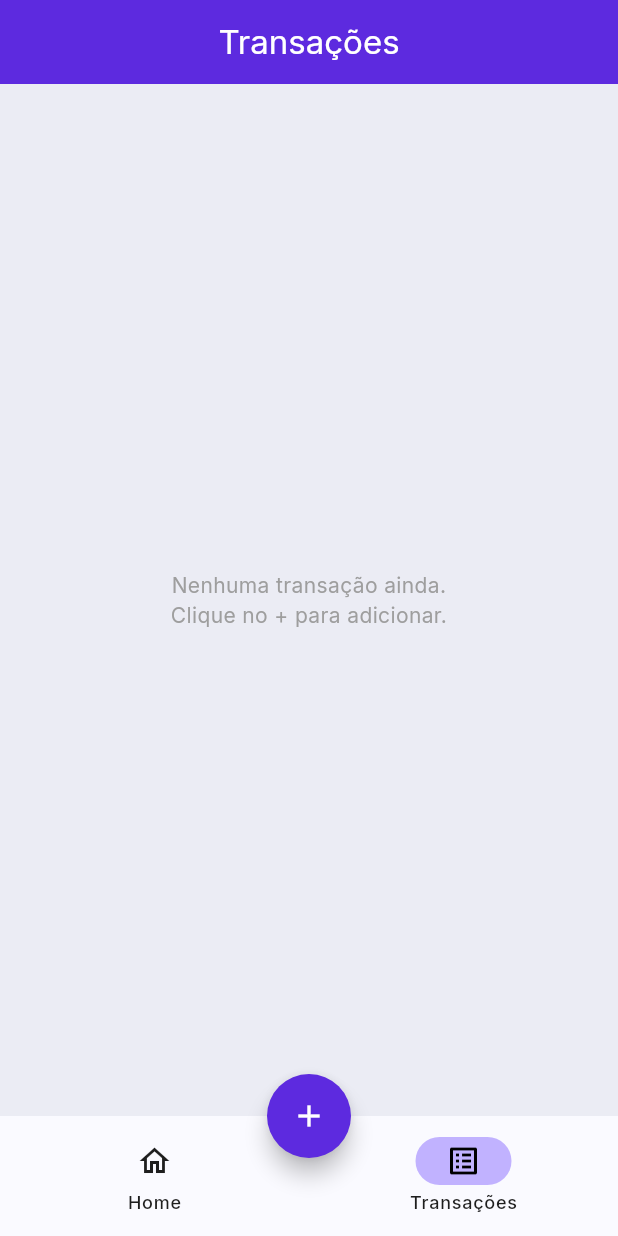
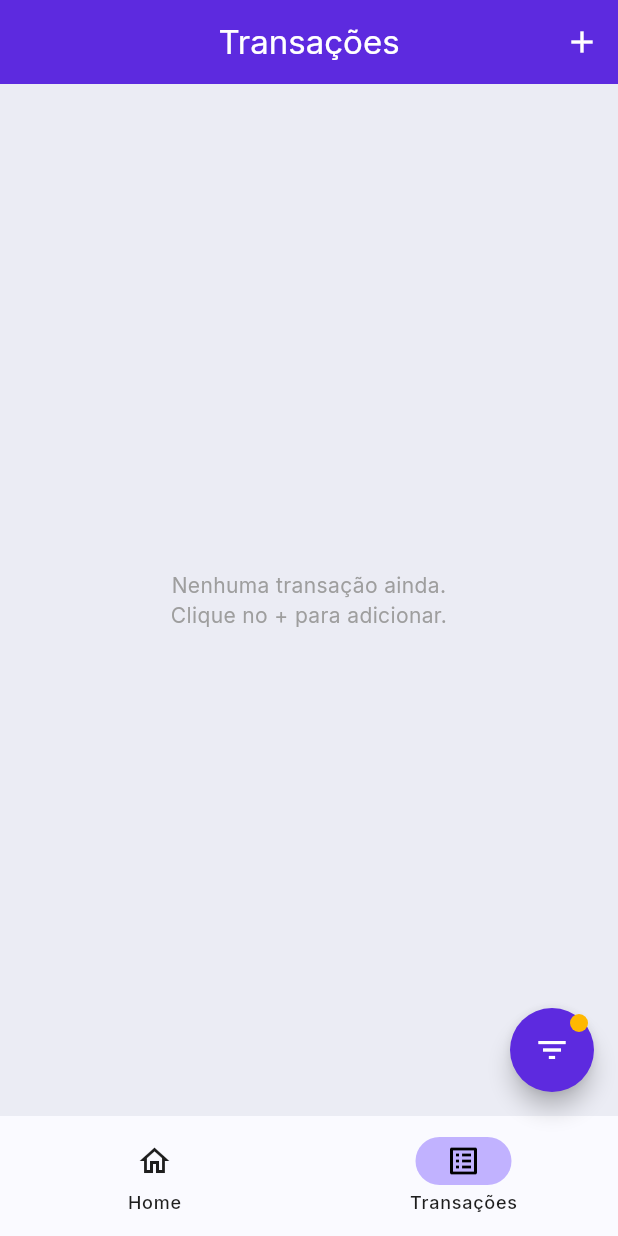
Before and after one commit to carolinarosatto/tech-challenge-3, a Flutter app: the HomePage screen opened by its route, item 2 of the bottom bar chosen, on a phone screen of 412 x 824 dp. Run offline on Flutter 3.47's test engine with Material 3 defaults, Android fonts, the phone set to English and light mode, and no system bars; our stand-ins replace cloud_firestore, firebase_core, firebase_storage, fl_chart, image_picker; accounts and stored records are empty; generated files the repository leaves out were written again.

Commit message:
feat: filters bottomsheet

```diff
--- /dev/null
+++ b/lib/models/transactions_filter.dart
@@ -0,0 +1,34 @@
+import 'package:tech_challenge_3/models/enums/transaction_categories.dart';
+import 'package:tech_challenge_3/models/enums/transaction_type.dart';
+
+class TransactionsFilter {
+  final Set<TransactionType> types;
+  final Set<TransactionCategory> categories;
+  final TransactionDirection? direction;
+
+  const TransactionsFilter({
+    this.types = const <TransactionType>{},
+    this.categories = const <TransactionCategory>{},
+    this.direction,
+  });
+
+  static const TransactionsFilter empty = TransactionsFilter();
+
+  bool get hasFilters =>
+      types.isNotEmpty ||
+      categories.isNotEmpty ||
+      direction != null;
+
+  TransactionsFilter copyWith({
+    Set<TransactionType>? types,
+    Set<TransactionCategory>? categories,
+    TransactionDirection? direction,
+    bool removeDirection = false,
+  }) {
+    return TransactionsFilter(
+      types: types ?? this.types,
+      categories: categories ?? this.categories,
+      direction: removeDirection ? null : direction ?? this.direction,
+    );
+  }
+}
--- a/lib/views/pages/home_page.dart
+++ b/lib/views/pages/home_page.dart
@@ -1,7 +1,11 @@
 import 'package:flutter/material.dart';
+import 'package:provider/provider.dart';
+import 'package:tech_challenge_3/core/providers/transactions_provider.dart';
 import 'package:tech_challenge_3/core/theme/colors.dart';
 import 'package:tech_challenge_3/views/pages/dashboard_page.dart';
 import 'package:tech_challenge_3/views/pages/transactions_page.dart';
+import 'package:tech_challenge_3/views/widgets/filters_indicator.dart';
+import 'package:tech_challenge_3/views/widgets/transactions_filters_sheet.dart';
 
 class HomePage extends StatefulWidget {
   const HomePage({super.key});
@@ -28,6 +32,16 @@ class _HomePageState extends State<HomePage> {
         centerTitle: true,
         backgroundColor: AppColors.brand500,
         automaticallyImplyLeading: false,
+        actions: [
+          if (_currentIndex == 1)
+            IconButton(
+              onPressed: () {
+                Navigator.pushNamed(context, '/create_transaction');
+              },
+              icon: const Icon(Icons.add, color: AppColors.text100),
+              tooltip: 'Nova transação',
+            ),
+        ],
       ),
       body: IndexedStack(index: _currentIndex, children: _pages),
       bottomNavigationBar: NavigationBar(
@@ -48,15 +62,42 @@ class _HomePageState extends State<HomePage> {
           ),
         ],
       ),
-      floatingActionButton: FloatingActionButton(
-        // mini: true,
+      floatingActionButton: _buildFloatingActionButton(context),
+      floatingActionButtonLocation: _currentIndex == 1
+          ? FloatingActionButtonLocation.endFloat
+          : FloatingActionButtonLocation.centerDocked,
+    );
+  }
+
+  Widget? _buildFloatingActionButton(BuildContext context) {
+    if (_currentIndex == 0) {
+      return FloatingActionButton(
         shape: const CircleBorder(),
         onPressed: () {
           Navigator.pushNamed(context, '/create_transaction');
         },
         child: const Icon(Icons.add),
-      ),
-      floatingActionButtonLocation: FloatingActionButtonLocation.centerDocked,
-    );
+      );
+    }
+
+    if (_currentIndex == 1) {
+      return Consumer<TransactionsProvider>(
+        builder: (context, provider, _) {
+          return Stack(
+            clipBehavior: Clip.none,
+            children: [
+              FloatingActionButton(
+                shape: const CircleBorder(),
+                onPressed: () => TransactionsFiltersSheet.show(context),
+                child: const Icon(Icons.filter_list),
+              ),
+              FiltersIndicator(visible: provider.hasActiveFilters),
+            ],
+          );
+        },
+      );
+    }
+
+    return null;
   }
 }
--- /dev/null
+++ b/lib/views/widgets/empty_transactions.dart
@@ -0,0 +1,16 @@
+import 'package:flutter/material.dart';
+
+class EmptyTransactions extends StatelessWidget {
+  const EmptyTransactions({super.key});
+
+  @override
+  Widget build(BuildContext context) {
+    return Center(
+      child: Text(
+        'Nenhuma transação ainda.\nClique no + para adicionar.',
+        textAlign: TextAlign.center,
+        style: TextStyle(color: Colors.grey),
+      ),
+    );
+  }
+}
--- /dev/null
+++ b/lib/views/widgets/filters_indicator.dart
@@ -0,0 +1,23 @@
+import 'package:flutter/material.dart';
+import 'package:tech_challenge_3/core/theme/colors.dart';
+
+class FiltersIndicator extends StatelessWidget {
+  final bool visible;
+  const FiltersIndicator({required this.visible, super.key});
+
+  @override
+  Widget build(BuildContext context) {
+    return Positioned(
+      right: 4,
+      top: 4,
+      child: Container(
+        width: 12,
+        height: 12,
+        decoration: const BoxDecoration(
+          color: AppColors.secondaryAccent200,
+          shape: BoxShape.circle,
+        ),
+      ),
+    );
+  }
+}
--- a/lib/views/widgets/transaction_list_widget.dart
+++ b/lib/views/widgets/transaction_list_widget.dart
@@ -2,6 +2,8 @@ import 'package:flutter/material.dart';
 import 'package:provider/provider.dart';
 import 'package:tech_challenge_3/core/providers/transactions_provider.dart';
 import 'package:tech_challenge_3/views/pages/create_transaction_page.dart';
+import 'package:tech_challenge_3/views/widgets/empty_transactions.dart';
+import 'package:tech_challenge_3/views/widgets/filter_not_found.dart';
 import 'transaction_widget.dart';
 
 class TransactionListWidget extends StatelessWidget {
@@ -9,28 +11,26 @@ class TransactionListWidget extends StatelessWidget {
 
   @override
   Widget build(BuildContext context) {
-
     final provider = context.watch<TransactionsProvider>();
+    final transactions = provider.filteredTransactions;
 
     if (provider.isLoading) {
       return const Center(child: CircularProgressIndicator());
     }
 
-    if (provider.transactions.isEmpty) {
-      return const Center(
-        child: Text(
-          'Nenhuma transação ainda.\nClique no + para adicionar.',
-          textAlign: TextAlign.center,
-          style: TextStyle(color: Colors.grey),
-        ),
-      );
+    if (transactions.isEmpty) {
+      if (provider.hasActiveFilters) {
+        return FilterNotFound(onClear: provider.clearFilters);
+      }
+
+      return const EmptyTransactions();
     }
 
     return ListView.builder(
       padding: const EdgeInsets.only(bottom: 80),
-      itemCount: provider.transactions.length,
+      itemCount: transactions.length,
       itemBuilder: (context, index) {
-        final transaction = provider.transactions[index];
+        final transaction = transactions[index];
 
         return GestureDetector(
           onTap: () {
```
Also changed, not shown: lib/core/providers/transactions_provider.dart (+38 -0 lines), lib/views/widgets/filter_not_found.dart (added, +31 -0 lines), lib/views/widgets/transactions_filters_sheet.dart (added, +205 -0 lines).
